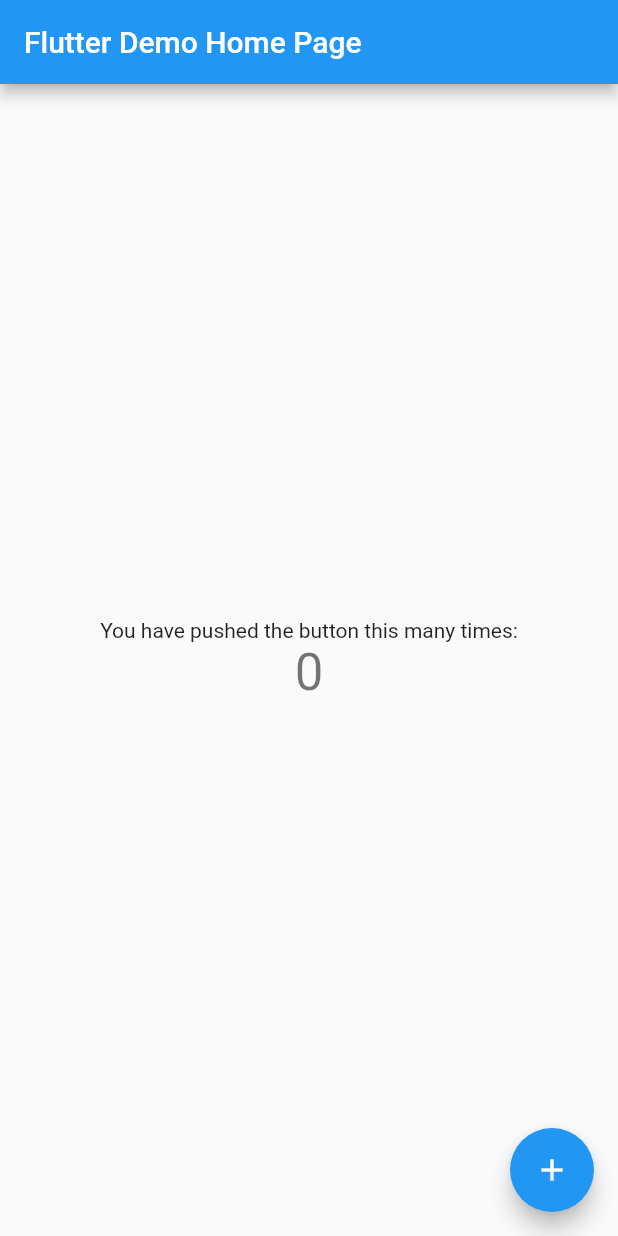
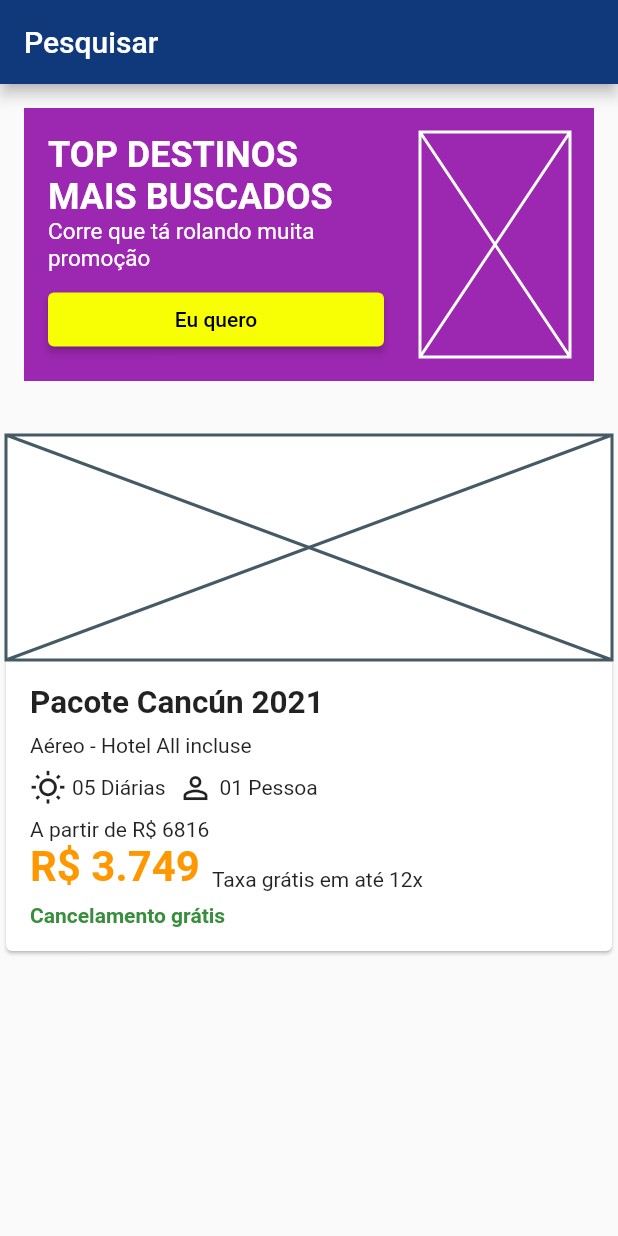
Before and after one commit to eduardor0cha/app_prmo, a Flutter app: the screen it shows after launch, on a phone screen of 412 x 824 dp. Run offline on Flutter 3.47's test engine with Material 2 defaults, Android fonts, the phone set to English and light mode, and no system bars.

Commit message:
Set new code

```diff
--- /dev/null
+++ b/lib/home_page.dart
@@ -0,0 +1,136 @@
+import 'package:flutter/cupertino.dart';
+import 'package:flutter/material.dart';
+class  HomePage extends StatefulWidget {
+  const HomePage({Key? key}) : super(key: key);
+
+  @override
+  _HomePageState createState() => _HomePageState();
+}
+
+class _HomePageState extends State<HomePage> {
+  @override
+  Widget build(BuildContext context) {
+    return Scaffold(
+      appBar: AppBar(
+        centerTitle: false,
+          title: Text('Pesquisar'),
+        backgroundColor: Color(0xFF10397B),
+      ),
+      body: buildBody(),
+    );
+  }
+
+  buildBody() {
+    return ListView(
+      children: [
+        Container(
+          padding: EdgeInsets.all(16),
+          margin: EdgeInsets.all(16),
+          color: Colors.purple,
+          child: Row(
+            children: [
+              Expanded(
+              child: Column(
+                crossAxisAlignment: CrossAxisAlignment.stretch,
+                children: [
+                  Text(
+                    'TOP DESTINOS MAIS BUSCADOS',
+                    style: TextStyle(
+                      color: Colors.white,
+                      fontSize: 24,
+                      fontWeight: FontWeight.bold),
+                    ),
+                Text(
+                  'Corre que tá rolando muita promoção',
+                  style: TextStyle(color: Colors.white, fontSize: 15),
+                  ),
+                  const SizedBox(height: 8),
+                  ElevatedButton(
+                      onPressed: () {},
+                      child: Text(
+                        'Eu quero',
+                        style: TextStyle(color: Colors.black),
+                      ),
+                    style:
+                    ElevatedButton.styleFrom(primary: Color(0xFFF8FF04)),
+                  )
+                ],
+          ),
+    ),
+              const SizedBox(width: 24),
+              const Placeholder(
+                fallbackHeight: 150,
+                fallbackWidth: 100,
+                color: Colors.white,
+              )
+            ],
+          ),
+        ),
+        SizedBox(height: 16),
+        Card(
+          child: Column(
+            children: [
+              Placeholder(fallbackHeight: 150),
+              Padding(
+                  padding: const EdgeInsets.all(16.0),
+              child: Column(
+                crossAxisAlignment: CrossAxisAlignment.start,
+                children: [
+                  Text(
+                    'Pacote Cancún 2021',
+                    style: TextStyle(
+                      fontSize: 21,
+                      fontWeight: FontWeight.bold,
+                    ),
+                  ),
+                  SizedBox(height: 8),
+                  Text('Aéreo - Hotel All incluse'),
+                  SizedBox(height: 8),
+                  Row(
+                    children: const [
+                      Icon(Icons.wb_sunny_outlined),
+                      SizedBox(width: 4),
+                      Text('05 Diárias'),
+                      SizedBox(width: 8),
+                      Icon(Icons.person_outline),
+                      SizedBox(width: 4),
+                      Text('01 Pessoa'),
+
+                    ],
+                  ),
+                  SizedBox(height: 8),
+                  Text('A partir de R\$ 6816'),
+                  Row(
+                    crossAxisAlignment: CrossAxisAlignment.end,
+                    children: [
+                      Text(
+                        'R\$ 3.749',
+                        style: TextStyle(
+                          fontSize: 28,
+                          color: Colors.orange,
+                          fontWeight: FontWeight.bold,
+                        ),
+                      ),
+                      SizedBox(width: 8),
+                      Text('Taxa grátis em até 12x'),
+                    ],
+                  ),
+                  SizedBox(height: 8),
+                  Text(
+                    'Cancelamento grátis',
+                    style: TextStyle(
+                      color: Colors.green[700],
+                      fontWeight: FontWeight.bold
+                    ),
+                  ),
+                ],
+              ),
+              )
+            ],
+          ),
+        ),
+
+      ],
+    );
+  }
+}
--- a/lib/main.dart
+++ b/lib/main.dart
@@ -1,115 +1,8 @@
+import 'package:app_prmo/home_page.dart';
 import 'package:flutter/material.dart';
 
 void main() {
-  runApp(const MyApp());
+  runApp(const MaterialApp(
+    home: HomePage(),
+  ));
 }
-
-class MyApp extends StatelessWidget {
-  const MyApp({Key? key}) : super(key: key);
-
-  // This widget is the root of your application.
-  @override
-  Widget build(BuildContext context) {
-    return MaterialApp(
-      title: 'Flutter Demo',
-      theme: ThemeData(
-        // This is the theme of your application.
-        //
-        // Try running your application with "flutter run". You'll see the
-        // application has a blue toolbar. Then, without quitting the app, try
-        // changing the primarySwatch below to Colors.green and then invoke
-        // "hot reload" (press "r" in the console where you ran "flutter run",
-        // or simply save your changes to "hot reload" in a Flutter IDE).
-        // Notice that the counter didn't reset back to zero; the application
-        // is not restarted.
-        primarySwatch: Colors.blue,
-      ),
-      home: const MyHomePage(title: 'Flutter Demo Home Page'),
-    );
-  }
-}
-
-class MyHomePage extends StatefulWidget {
-  const MyHomePage({Key? key, required this.title}) : super(key: key);
-
-  // This widget is the home page of your application. It is stateful, meaning
-  // that it has a State object (defined below) that contains fields that affect
-  // how it looks.
-
-  // This class is the configuration for the state. It holds the values (in this
-  // case the title) provided by the parent (in this case the App widget) and
-  // used by the build method of the State. Fields in a Widget subclass are
-  // always marked "final".
-
-  final String title;
-
-  @override
-  State<MyHomePage> createState() => _MyHomePageState();
-}
-
-class _MyHomePageState extends State<MyHomePage> {
-  int _counter = 0;
-
-  void _incrementCounter() {
-    setState(() {
-      // This call to setState tells the Flutter framework that something has
-      // changed in this State, which causes it to rerun the build method below
-      // so that the display can reflect the updated values. If we changed
-      // _counter without calling setState(), then the build method would not be
-      // called again, and so nothing would appear to happen.
-      _counter++;
-    });
-  }
-
-  @override
-  Widget build(BuildContext context) {
-    // This method is rerun every time setState is called, for instance as done
-    // by the _incrementCounter method above.
-    //
-    // The Flutter framework has been optimized to make rerunning build methods
-    // fast, so that you can just rebuild anything that needs updating rather
-    // than having to individually change instances of widgets.
-    return Scaffold(
-      appBar: AppBar(
-        // Here we take the value from the MyHomePage object that was created by
-        // the App.build method, and use it to set our appbar title.
-        title: Text(widget.title),
-      ),
-      body: Center(
-        // Center is a layout widget. It takes a single child and positions it
-        // in the middle of the parent.
-        child: Column(
-          // Column is also a layout widget. It takes a list of children and
-          // arranges them vertically. By default, it sizes itself to fit its
-          // children horizontally, and tries to be as tall as its parent.
-          //
-          // Invoke "debug painting" (press "p" in the console, choose the
-          // "Toggle Debug Paint" action from the Flutter Inspector in Android
-          // Studio, or the "Toggle Debug Paint" command in Visual Studio Code)
-          // to see the wireframe for each widget.
-          //
-          // Column has various properties to control how it sizes itself and
-          // how it positions its children. Here we use mainAxisAlignment to
-          // center the children vertically; the main axis here is the vertical
-          // axis because Columns are vertical (the cross axis would be
-          // horizontal).
-          mainAxisAlignment: MainAxisAlignment.center,
-          children: <Widget>[
-            const Text(
-              'You have pushed the button this many times:',
-            ),
-            Text(
-              '$_counter',
-              style: Theme.of(context).textTheme.headline4,
-            ),
-          ],
-        ),
-      ),
-      floatingActionButton: FloatingActionButton(
-        onPressed: _incrementCounter,
-        tooltip: 'Increment',
-        child: const Icon(Icons.add),
-      ), // This trailing comma makes auto-formatting nicer for build methods.
-    );
-  }
-}
```
Also changed, not shown: 1 other file.
